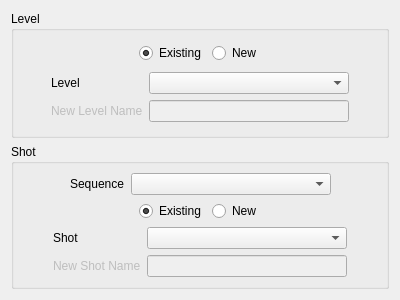
Old version of the form unreal/python/ccunreal/shot/loader/wdg_import_shot.ui in the repository mrmcdog23/controlChaos.
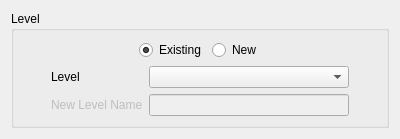
New version of the form.

Commit message: fixed issue with the fps removed the ability to given new sequence name

The edit to the form file:
```diff
--- a/unreal/python/ccunreal/shot/loader/wdg_import_shot.ui
+++ b/unreal/python/ccunreal/shot/loader/wdg_import_shot.ui
@@ -7,7 +7,7 @@
     <x>0</x>
     <y>0</y>
     <width>400</width>
-    <height>300</height>
+    <height>127</height>
    </rect>
   </property>
   <property name="windowTitle">
@@ -134,173 +134,6 @@
      </layout>
     </widget>
    </item>
-   <item row="1" column="0">
-    <widget class="QGroupBox" name="grp_shot">
-     <property name="title">
-      <string>Shot</string>
-     </property>
-     <layout class="QGridLayout" name="gridLayout_6">
-      <item row="1" column="0">
-       <layout class="QHBoxLayout" name="horizontalLayout_5">
-        <item>
-         <spacer name="horizontalSpacer_14">
-          <property name="orientation">
-           <enum>Qt::Horizontal</enum>
-          </property>
-          <property name="sizeHint" stdset="0">
-           <size>
-            <width>40</width>
-            <height>20</height>
-           </size>
-          </property>
-         </spacer>
-        </item>
-        <item>
-         <widget class="QRadioButton" name="rbn_existing_shot">
-          <property name="text">
-           <string>Existing</string>
-          </property>
-          <property name="checked">
-           <bool>true</bool>
-          </property>
-         </widget>
-        </item>
-        <item>
-         <widget class="QRadioButton" name="rbn_new_shot">
-          <property name="text">
-           <string>New</string>
-          </property>
-         </widget>
-        </item>
-        <item>
-         <spacer name="horizontalSpacer_15">
-          <property name="orientation">
-           <enum>Qt::Horizontal</enum>
-          </property>
-          <property name="sizeHint" stdset="0">
-           <size>
-            <width>40</width>
-            <height>20</height>
-           </size>
-          </property>
-         </spacer>
-        </item>
-       </layout>
-      </item>
-      <item row="0" column="0">
-       <layout class="QHBoxLayout" name="horizontalLayout_6">
-        <item>
-         <spacer name="horizontalSpacer_16">
-          <property name="orientation">
-           <enum>Qt::Horizontal</enum>
-          </property>
-          <property name="sizeHint" stdset="0">
-           <size>
-            <width>40</width>
-            <height>20</height>
-           </size>
-          </property>
-         </spacer>
-        </item>
-        <item>
-         <widget class="QLabel" name="lbl_existing_4">
-          <property name="text">
-           <string>Sequence</string>
-          </property>
-         </widget>
-        </item>
-        <item>
-         <widget class="QComboBox" name="cmb_sequence">
-          <property name="minimumSize">
-           <size>
-            <width>200</width>
-            <height>0</height>
-           </size>
-          </property>
-         </widget>
-        </item>
-        <item>
-         <spacer name="horizontalSpacer_17">
-          <property name="orientation">
-           <enum>Qt::Horizontal</enum>
-          </property>
-          <property name="sizeHint" stdset="0">
-           <size>
-            <width>40</width>
-            <height>20</height>
-           </size>
-          </property>
-         </spacer>
-        </item>
-       </layout>
-      </item>
-      <item row="2" column="0">
-       <layout class="QGridLayout" name="gridLayout_7">
-        <item row="0" column="0">
-         <spacer name="horizontalSpacer_12">
-          <property name="orientation">
-           <enum>Qt::Horizontal</enum>
-          </property>
-          <property name="sizeHint" stdset="0">
-           <size>
-            <width>40</width>
-            <height>20</height>
-           </size>
-          </property>
-         </spacer>
-        </item>
-        <item row="0" column="1">
-         <widget class="QLabel" name="lbl_existing_shots">
-          <property name="text">
-           <string>Shot</string>
-          </property>
-         </widget>
-        </item>
-        <item row="0" column="2">
-         <widget class="QComboBox" name="cmb_existing_shots">
-          <property name="minimumSize">
-           <size>
-            <width>200</width>
-            <height>0</height>
-           </size>
-          </property>
-         </widget>
-        </item>
-        <item row="0" column="3">
-         <spacer name="horizontalSpacer_13">
-          <property name="orientation">
-           <enum>Qt::Horizontal</enum>
-          </property>
-          <property name="sizeHint" stdset="0">
-           <size>
-            <width>40</width>
-            <height>20</height>
-           </size>
-          </property>
-         </spacer>
-        </item>
-        <item row="1" column="1">
-         <widget class="QLabel" name="lbl_new_shot">
-          <property name="enabled">
-           <bool>false</bool>
-          </property>
-          <property name="text">
-           <string>New Shot Name</string>
-          </property>
-         </widget>
-        </item>
-        <item row="1" column="2">
-         <widget class="QLineEdit" name="le_new_shot">
-          <property name="enabled">
-           <bool>false</bool>
-          </property>
-         </widget>
-        </item>
-       </layout>
-      </item>
-     </layout>
-    </widget>
-   </item>
   </layout>
  </widget>
  <resources/>
```
The commit also changes 6 other files.
